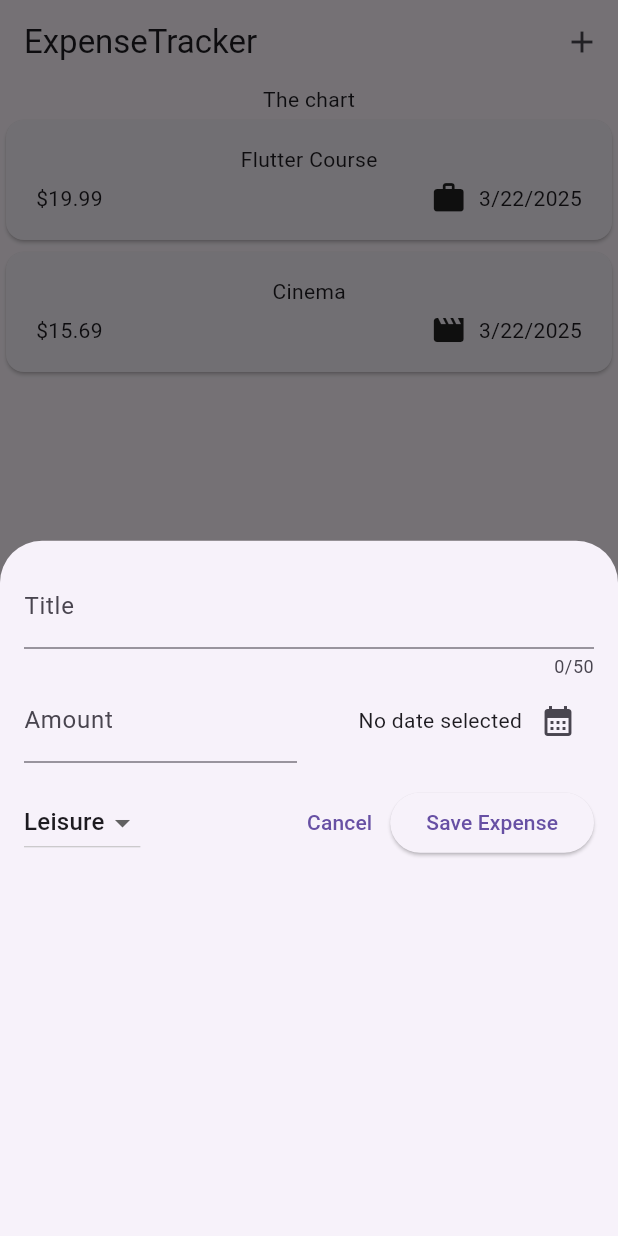
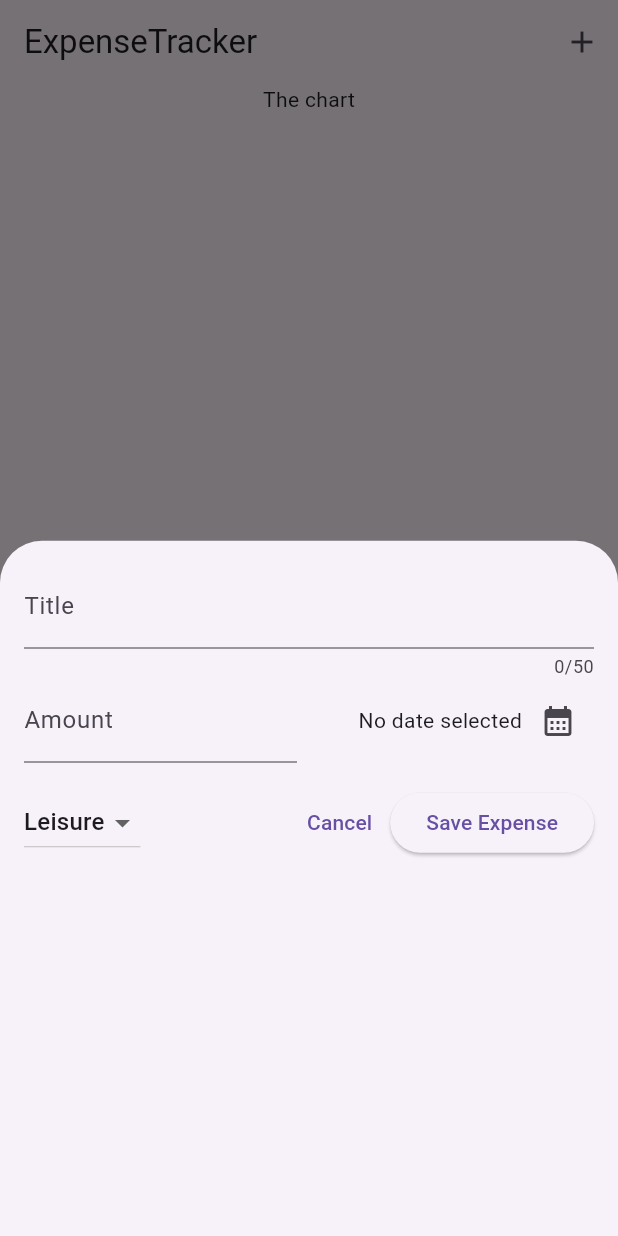
Before and after one commit to Dylo98/expense_tracker, a Flutter app: the screen it shows after launch, after a tap on the "add" icon, on a phone screen of 412 x 824 dp. Run offline on Flutter 3.47's test engine with Material 3 defaults, Android fonts, the phone set to English and light mode, and no system bars.

Commit message:
Liftins state from new expense to expenses

```diff
--- a/lib/widgets/expenses.dart
+++ b/lib/widgets/expenses.dart
@@ -13,26 +13,21 @@ class Expenses extends StatefulWidget {
 }
 
 class _ExpensesState extends State<Expenses> {
-  final List<Expense> _registeredExpenses = [
-    Expense(
-      title: 'Flutter Course',
-      amount: 19.99,
-      date: DateTime.now(),
-      category: Category.work,
-    ),
-    Expense(
-      title: 'Cinema',
-      amount: 15.69,
-      date: DateTime.now(),
-      category: Category.leisure,
-    )
-  ];
+  final List<Expense> _registeredExpenses = [];
 
   void _openAddExpenseOverlay() {
     showModalBottomSheet(
       context: context,
-      builder: (ctx) => const NewExpense(),
+      builder: (ctx) => NewExpense(
+        onAddExpense: _addExpense,
+      ),
     );
+  }
+
+  void _addExpense(Expense expense) {
+    setState(() {
+      _registeredExpenses.add(expense);
+    });
   }
 
   @override
```
Also changed, not shown: lib/widgets/new_expense.dart (+26 -2 lines).
